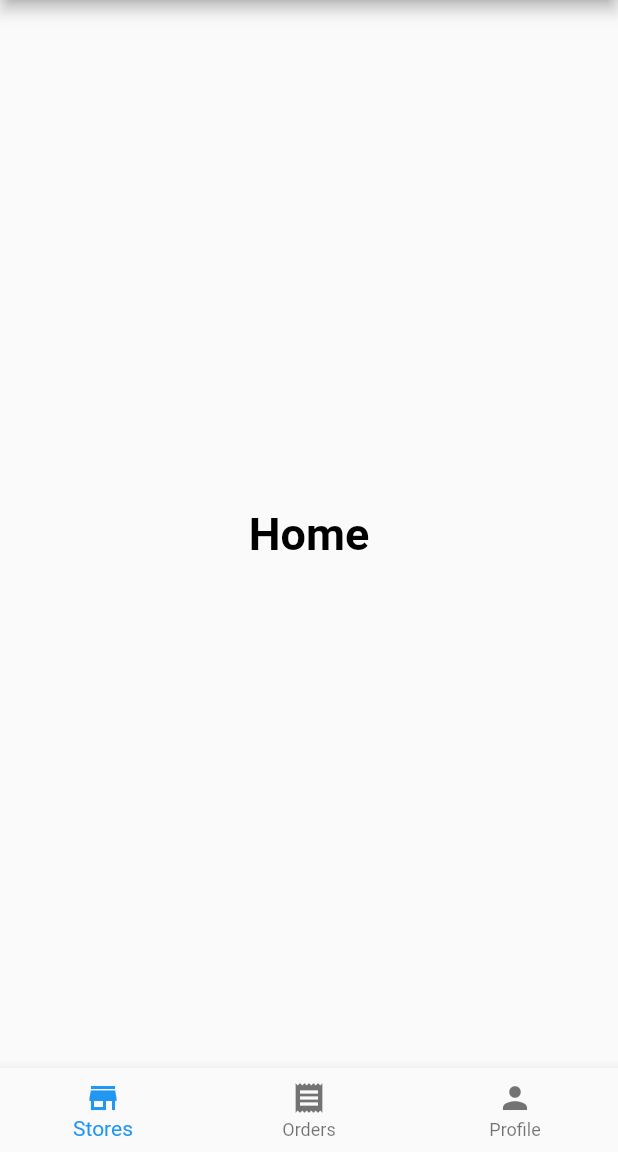
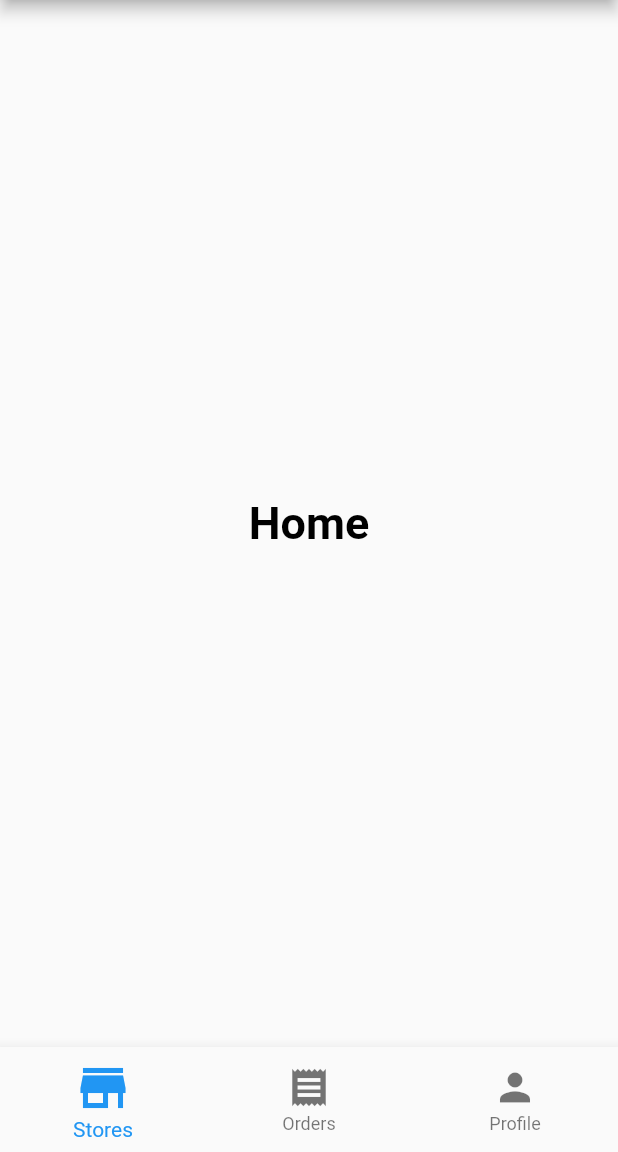
Before and after one commit to varmeh/botigaApp, a Flutter app: the screen it shows after launch, on a phone screen of 412 x 824 dp, the part 84-1236 px from its top. Run offline on Flutter 3.47's test engine with Material 2 defaults, Android fonts, the phone set to English and light mode, and no system bars.

Commit message:
change icon size of selected tab

```diff
--- a/lib/screens/tabbar/tabbar.dart
+++ b/lib/screens/tabbar/tabbar.dart
@@ -42,6 +42,8 @@ class _TabbarState extends State<Tabbar> {
         ),
       ),
       bottomNavigationBar: BottomNavigationBar(
+        iconSize: 30,
+        selectedIconTheme: IconThemeData(size: 40),
         items: const [
           BottomNavigationBarItem(
             icon: Icon(Icons.store),
```
